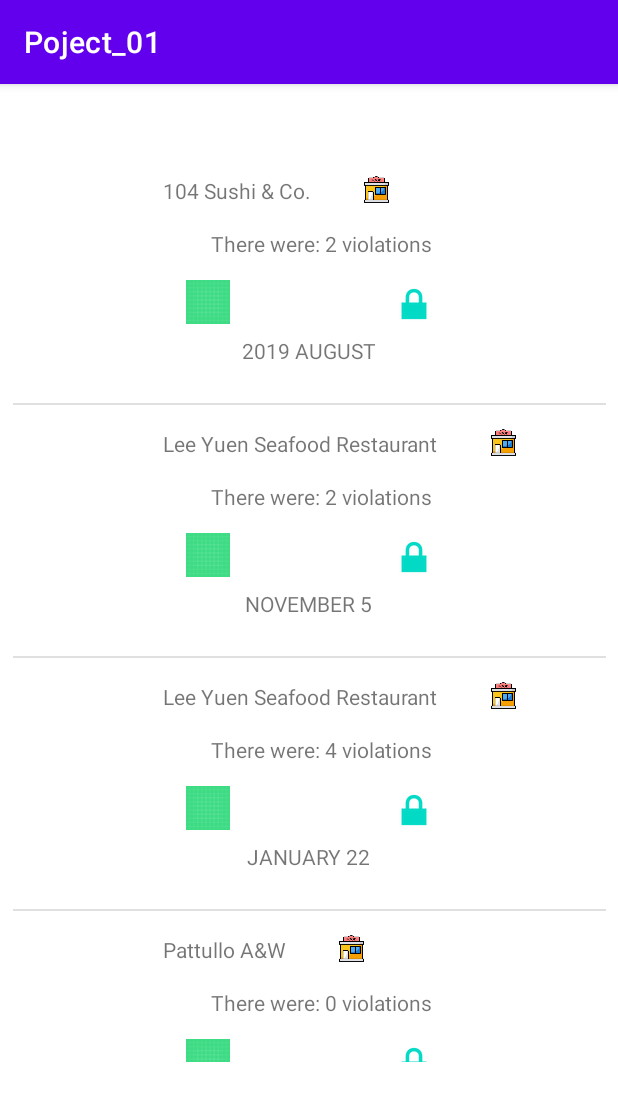
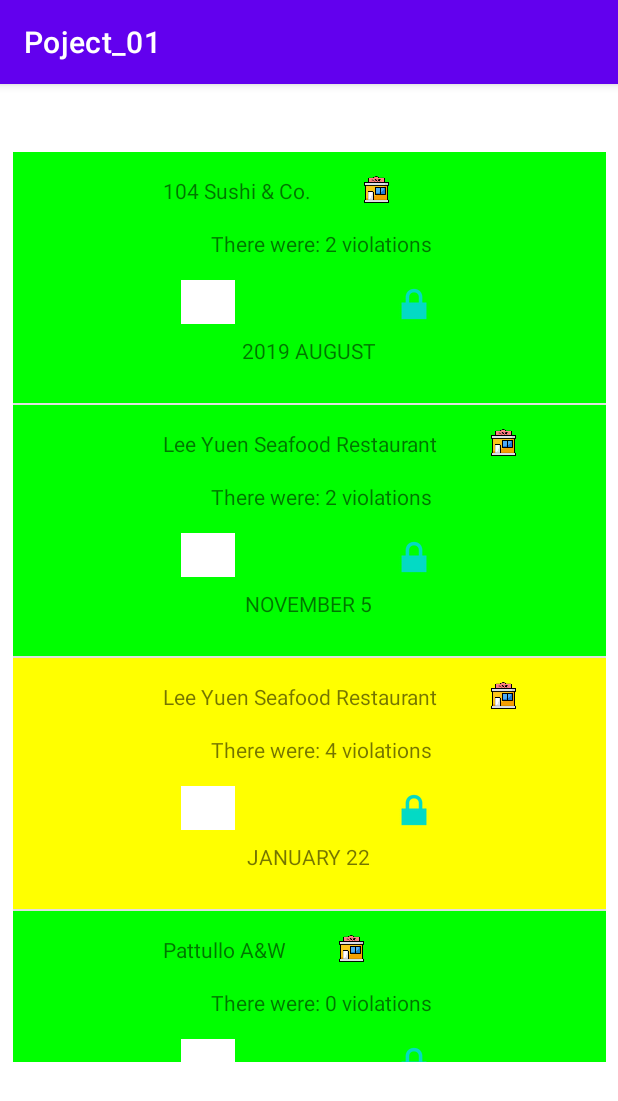
Before and after one commit to granbraan/Surrey-Health-Inspection-App, an Android app: the screen it shows after launch (MainActivity), on a phone screen of 412 x 824 dp. Shown: the top 1101 px of the screen. Run offline under Robolectric (Android 15) with nearby library versions, the phone set to English and light mode, and no system bars.

Commit message:
added hazard colours

```diff
--- a/app/src/main/java/com/example/poject_01/UI/MainActivity.java
+++ b/app/src/main/java/com/example/poject_01/UI/MainActivity.java
@@ -2,14 +2,17 @@
 
 import androidx.appcompat.app.AppCompatActivity;
 
+import android.graphics.Color;
 import android.os.Bundle;
 import android.util.Log;
 import android.view.View;
 import android.view.ViewGroup;
+import android.widget.AdapterView;
 import android.widget.ArrayAdapter;
 import android.widget.ImageView;
 import android.widget.ListView;
 import android.widget.TextView;
+import android.widget.Toast;
 
 import com.example.poject_01.R;
 import com.example.poject_01.model.Inspection;
@@ -21,11 +24,8 @@
 import java.io.InputStream;
 import java.io.InputStreamReader;
 import java.nio.charset.Charset;
-import java.sql.Time;
 import java.time.LocalDate;
-import java.time.LocalDateTime;
 import java.time.format.DateTimeFormatter;
-import java.util.Date;
 import java.util.Objects;
 
 import static java.time.temporal.ChronoUnit.DAYS;
@@ -42,7 +42,9 @@
         readRestaurantData();
         readInspectionData();
         populateListView();
+        registerClick();
     }
+
 
 
     private void readRestaurantData() {
@@ -118,6 +120,17 @@
         list.setAdapter(restaurantAdapter);
     }
 
+    private void registerClick() {
+        ListView listView = findViewById(R.id.restaurantListView);
+        listView.setOnItemClickListener(new AdapterView.OnItemClickListener() {
+            @Override
+            public void onItemClick(AdapterView<?> parent, View view, int position, long id) {
+                Toast.makeText(MainActivity.this, "YOu clicked: " + position, Toast.LENGTH_SHORT).show();
+
+            }
+        });
+
+    }
 
     // TODO: seperate RestaurantListAdapter class
     private class RestaurantListAdapter extends ArrayAdapter<Restaurant> {
@@ -154,11 +167,27 @@
             // number of violations
             TextView textViolations = restaurantView.findViewById(R.id.textNumIssues);
             textViolations.setText("There were: " + latestInspection.getNumViolations() + " violations" );
+
+            // setting hazard colour
+            setHazardColour(restaurantView, latestInspection);
             }
 
             return restaurantView;
         }
 
+    }
+
+    private void setHazardColour(View v, Inspection i) {
+        String hazardRating = i.getHazardRating();
+        if (Objects.equals(hazardRating.toUpperCase(), "LOW") ){
+            v.setBackgroundColor(Color.GREEN);
+        }
+        else if (Objects.equals(hazardRating.toUpperCase(), "MODERATE")){
+            v.setBackgroundColor(Color.YELLOW);
+        }
+        else if (Objects.equals(hazardRating.toUpperCase(), "HIGH")){
+            v.setBackgroundColor(Color.RED);
+        }
     }
 
     // outputs date according to specifications set in user stories
@@ -183,6 +212,4 @@
 
     }
 
-    //latest
-
 }
--- a/app/src/main/java/com/example/poject_01/model/Inspection.java
+++ b/app/src/main/java/com/example/poject_01/model/Inspection.java
@@ -41,6 +41,11 @@
         return (numCritical + numCritical);
     }
 
+    public String getHazardRating() {
+        return hazardRating;
+    }
+
+
 
     public List <String> getViolationList(){
         return vioList;
--- a/app/src/main/res/layout/restaurant_list_view.xml
+++ b/app/src/main/res/layout/restaurant_list_view.xml
@@ -55,7 +55,7 @@
         android:layout_marginTop="50dp"
         app:layout_constraintStart_toStartOf="parent"
         app:layout_constraintTop_toBottomOf="@+id/textRestaurantName"
-        app:srcCompat="@drawable/ic_launcher_background" />
+        app:srcCompat="@color/design_default_color_background" />
 
     <ImageView
         android:id="@+id/iconHazardLevel"
```
Also changed, not shown: app/src/main/res/drawable/high_colour.png (added), app/src/main/res/drawable/low_colour.png (added), app/src/main/res/drawable/med_colour.png (added).
